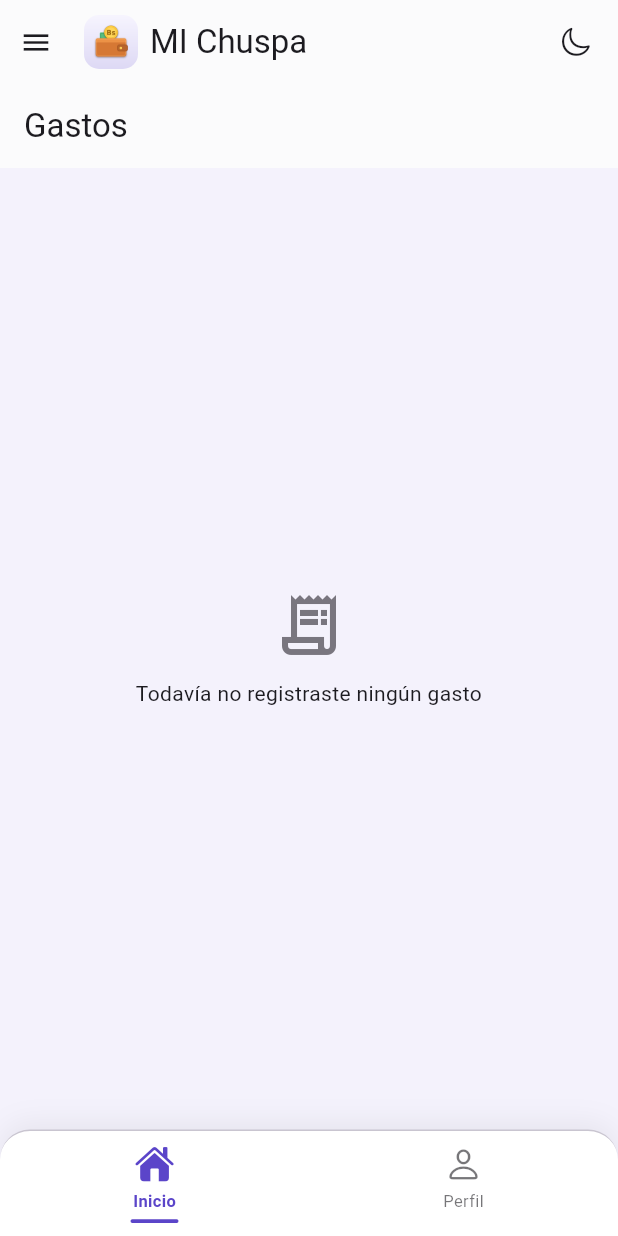
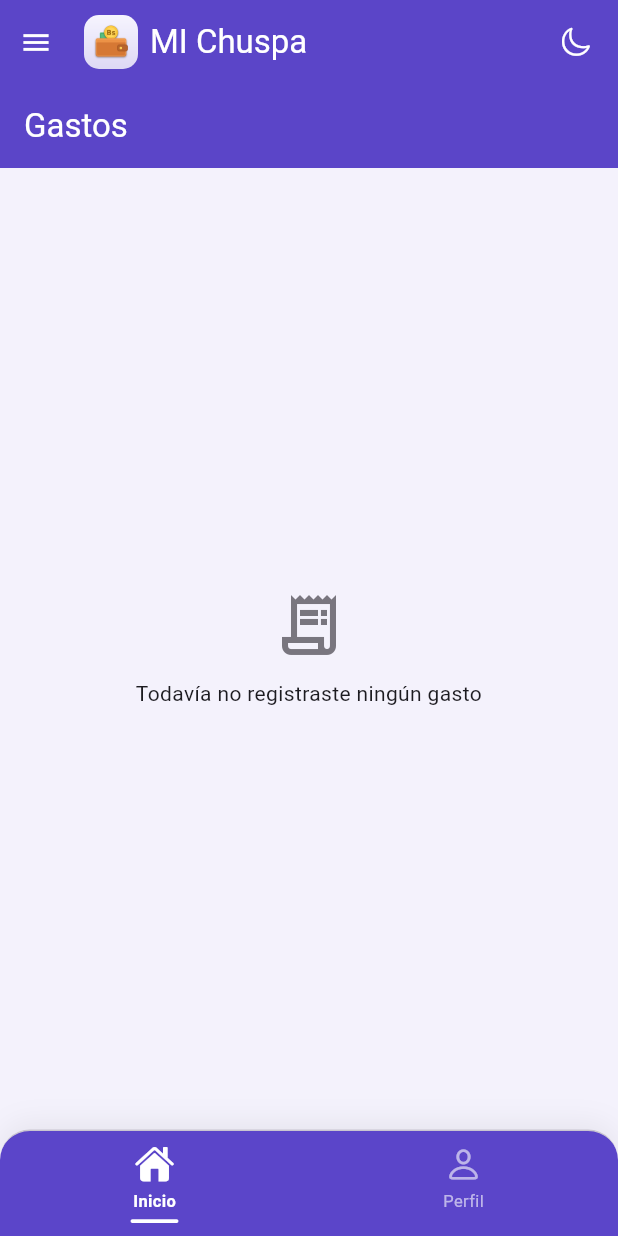
Before and after one commit to Fercho63036/gastos_app, a Flutter app: the ExpensesListScreen screen opened by its route, on a phone screen of 412 x 824 dp. Run offline on Flutter 3.47's test engine with Material 3 defaults, Android fonts, the phone set to English and light mode, and no system bars; our stand-ins replace get_it, go_router, pull_to_refresh, shared_preferences, sqflite; accounts and stored records are empty.

Commit message:
Style: manejo de estilos en modo oscuro/claro

```diff
--- a/lib/app/core/theme/app_colores.dart
+++ b/lib/app/core/theme/app_colores.dart
@@ -1,7 +1,7 @@
 import 'package:flutter/material.dart';
 
 /// Paleta blanco + morado, tomada de los fondos del logo:
-/// lavanda (claro) / morado índigo suave (oscuro).
+/// fondo lavanda (claro) o morado medio (oscuro), barras violeta en ambos.
 class AppColores {
   AppColores._();
 
@@ -25,7 +25,11 @@ class AppColores {
   static const Color bordeClaro = Color(0xFFDCD8EE);
 
   // Modo oscuro
-  static const Color fondoOscuro = Color(0xFF221C4A);
-  static const Color superficieOscura = Color(0xFF2E2763);
-  static const Color bordeOscuro = Color(0xFF4A3FA0);
+  static const Color fondoOscuro = Color(0xFF2D2468);
+  static const Color superficieOscura = Color(0xFF3A2F82);
+  static const Color bordeOscuro = Color(0xFF5446A8);
+
+  // Encabezado y barra inferior (ambos modos)
+  static const Color barra = primario;
+  static const Color textoBarra = blanco;
 }
--- a/lib/app/core/theme/app_tema.dart
+++ b/lib/app/core/theme/app_tema.dart
@@ -1,4 +1,5 @@
 import 'package:flutter/material.dart';
+import 'package:flutter/services.dart';
 
 import 'package:gastos_app/app/core/constants/app_dimensions.dart';
 import 'package:gastos_app/app/core/theme/app_colores.dart';
@@ -50,11 +51,15 @@ class AppTema {
       scaffoldBackgroundColor: fondo,
       cardColor: colorScheme.surface,
       appBarTheme: AppBarTheme(
-        backgroundColor: colorScheme.surface,
-        foregroundColor: colorScheme.onSurface,
+        backgroundColor: AppColores.barra,
+        foregroundColor: AppColores.textoBarra,
+        iconTheme: const IconThemeData(color: AppColores.textoBarra),
+        actionsIconTheme: const IconThemeData(color: AppColores.textoBarra),
+        systemOverlayStyle: SystemUiOverlayStyle.light,
         elevation: AppDimensions.elevacionAppBar,
         scrolledUnderElevation: AppDimensions.elevacionAppBar,
       ),
+      bottomAppBarTheme: BottomAppBarThemeData(color: AppColores.barra),
       drawerTheme: DrawerThemeData(backgroundColor: colorScheme.surface),
       inputDecorationTheme: _construirInputs(colorScheme, borde),
       filledButtonTheme: FilledButtonThemeData(
--- a/lib/app/shared/layout/utils/menu_colores.dart
+++ b/lib/app/shared/layout/utils/menu_colores.dart
@@ -1,6 +1,7 @@
 import 'package:flutter/material.dart';
 
 import 'package:gastos_app/app/core/constants/app_dimensions.dart';
+import 'package:gastos_app/app/core/theme/app_colores.dart';
 
 /// Colores compartidos por los items del Drawer (tile, expandible, logout).
 class MenuColores {
@@ -17,4 +18,11 @@ class MenuColores {
 
   static Color texto(ColorScheme colorScheme, {required bool activo}) =>
       activo ? colorScheme.primary : inactivo(colorScheme);
+
+  /// La barra inferior es violeta en ambos modos; el `primary` no contrasta.
+  static Color textoTab({required bool activo}) => activo
+      ? AppColores.textoBarra
+      : AppColores.textoBarra.withValues(
+          alpha: AppDimensions.opacidadSecundaria,
+        );
 }
--- a/lib/app/shared/layout/widgets/app_bar_principal_widget.dart
+++ b/lib/app/shared/layout/widgets/app_bar_principal_widget.dart
@@ -15,8 +15,6 @@ class AppBarPrincipalWidget extends StatelessWidget
 
   @override
   Widget build(BuildContext context) {
-    final colorScheme = Theme.of(context).colorScheme;
-
     return AppBar(
       automaticallyImplyLeading: false,
       titleSpacing: AppDimensions.elevacionNula,
@@ -25,7 +23,7 @@ class AppBarPrincipalWidget extends StatelessWidget
         children: [
           Builder(
             builder: (scaffoldContext) => IconButton(
-              icon: Icon(Icons.menu, color: colorScheme.onSurface),
+              icon: const Icon(Icons.menu),
               iconSize: AppDimensions.iconM,
               tooltip: LayoutStrings.menu,
               onPressed: () => Scaffold.of(scaffoldContext).openDrawer(),
--- a/lib/app/shared/layout/widgets/app_tab_bar_widget.dart
+++ b/lib/app/shared/layout/widgets/app_tab_bar_widget.dart
@@ -14,9 +14,10 @@ class AppTabBarWidget extends StatelessWidget {
     required this.onTabSeleccionado,
   });
 
-  BoxDecoration _decoracion(ColorScheme colorScheme, bool esModoOscuro) {
+  BoxDecoration _decoracion(ThemeData theme, bool esModoOscuro) {
+    final colorScheme = theme.colorScheme;
     return BoxDecoration(
-      color: colorScheme.surface,
+      color: theme.bottomAppBarTheme.color ?? colorScheme.surface,
       border: Border(
         top: BorderSide(
           color: colorScheme.outlineVariant,
@@ -42,13 +43,13 @@ class AppTabBarWidget extends StatelessWidget {
 
   @override
   Widget build(BuildContext context) {
-    final colorScheme = Theme.of(context).colorScheme;
-    final esModoOscuro = Theme.of(context).brightness == Brightness.dark;
+    final theme = Theme.of(context);
+    final esModoOscuro = theme.brightness == Brightness.dark;
     final indiceActivo = TabBarConfig.obtenerIndiceActivo(rutaActual);
     const items = TabBarConfig.items;
 
     return Container(
-      decoration: _decoracion(colorScheme, esModoOscuro),
+      decoration: _decoracion(theme, esModoOscuro),
       child: SafeArea(
         top: false,
         child: SizedBox(
--- a/lib/app/shared/layout/widgets/boton_tema_app_bar_widget.dart
+++ b/lib/app/shared/layout/widgets/boton_tema_app_bar_widget.dart
@@ -16,10 +16,7 @@ class BotonTemaAppBarWidget extends StatelessWidget {
     final esModoOscuro = temaProvider.temaOscuro;
 
     return IconButton(
-      icon: Icon(
-        esModoOscuro ? CupertinoIcons.sun_max : CupertinoIcons.moon,
-        color: Theme.of(context).colorScheme.onSurface,
-      ),
+      icon: Icon(esModoOscuro ? CupertinoIcons.sun_max : CupertinoIcons.moon),
       iconSize: AppDimensions.iconM,
       tooltip: esModoOscuro
           ? LayoutStrings.modoClaro
--- a/lib/app/shared/layout/widgets/tab_bar_item_widget.dart
+++ b/lib/app/shared/layout/widgets/tab_bar_item_widget.dart
@@ -19,8 +19,7 @@ class TabBarItemWidget extends StatelessWidget {
 
   @override
   Widget build(BuildContext context) {
-    final colorScheme = Theme.of(context).colorScheme;
-    final color = MenuColores.texto(colorScheme, activo: estaActivo);
+    final color = MenuColores.textoTab(activo: estaActivo);
 
     return GestureDetector(
       onTap: onTap,
@@ -58,7 +57,7 @@ class _IndicadorTabWidget extends StatelessWidget {
       height: AppDimensions.altoIndicadorTab,
       width: estaActivo ? AppDimensions.anchoIndicadorTab : 0,
       decoration: BoxDecoration(
-        color: Theme.of(context).colorScheme.primary,
+        color: MenuColores.textoTab(activo: true),
         borderRadius: BorderRadius.circular(AppDimensions.paddingXXS),
       ),
     );
```
